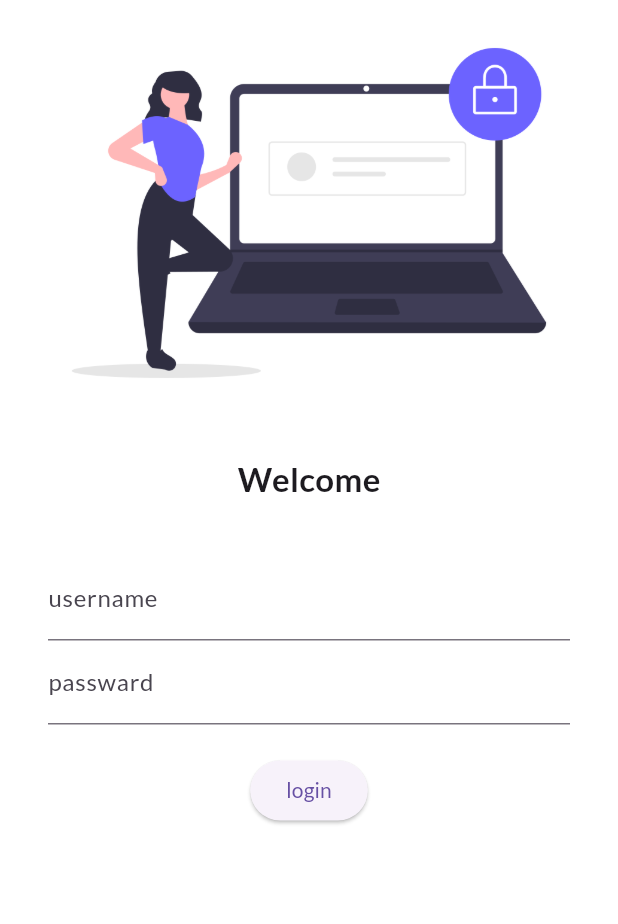
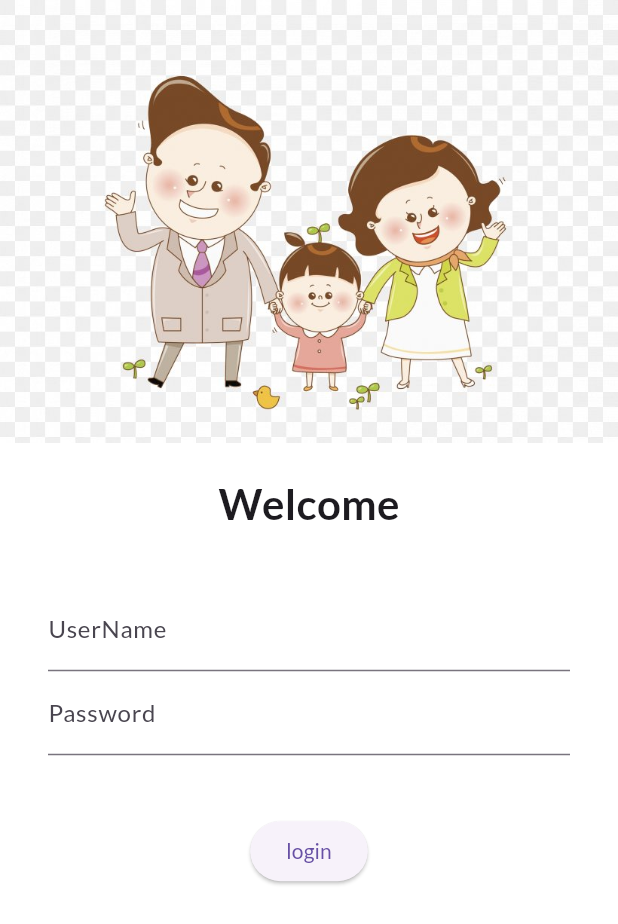
Before and after one commit to anjonmir/Easy_parents, a Flutter app: the screen it shows after launch, on a phone screen of 412 x 824 dp. Shown: the top 924 px of the screen. Run offline on Flutter 3.47's test engine with Material 3 defaults, Android fonts, the phone set to English and light mode, and no system bars; our stand-ins replace google_fonts.

Commit message:
week5 compleated

```diff
--- a/lib/main.dart
+++ b/lib/main.dart
@@ -2,6 +2,7 @@
 
 import 'package:easy_parents/pages/home_page.dart';
 import 'package:easy_parents/pages/login_page.dart';
+import 'package:easy_parents/utils/routes.dart';
 import 'package:flutter/material.dart';
 import 'package:google_fonts/google_fonts.dart';
 
@@ -26,8 +27,8 @@ class MyApp extends StatelessWidget {
       initialRoute: "/",
        routes: {
         "/": (context)=> LoginPage(),
-        "/home": (context)=> HomePage(),
-        "/login":(context)=> LoginPage(),
+        MyRouts.homeRoute: (context)=> HomePage(),
+       MyRouts.loginRoute:(context)=> LoginPage(),
 
       },
     );
--- a/lib/pages/login_page.dart
+++ b/lib/pages/login_page.dart
@@ -1,3 +1,4 @@
+import 'package:easy_parents/utils/routes.dart';
 import 'package:flutter/material.dart';
 
 class LoginPage extends StatelessWidget {
@@ -7,9 +8,10 @@ class LoginPage extends StatelessWidget {
   Widget build(BuildContext context) {
     return Material(
       color: Color.fromRGBO(255, 255, 255, 1),
+        child: SingleChildScrollView(
           child: Column(
             children: [
-            Image.asset("assets/images/login.png",
+              Image.asset("assets/images/p.jpg",
               fit: BoxFit.cover,
               ),
               SizedBox(
@@ -18,7 +20,7 @@ class LoginPage extends StatelessWidget {
               Text(
                 "Welcome",
                 style: TextStyle(
-                fontSize: 22,
+                  fontSize: 28,
                   fontWeight: FontWeight.bold,
                 ),
               ),
@@ -32,25 +34,26 @@ class LoginPage extends StatelessWidget {
                   children: [
                     TextFormField(
                   decoration: InputDecoration(
-                  hintText: "enter user name",
-                  labelText: "username"
+                    hintText: "Enter User Name",
+                    labelText: "UserName"
                   ),
                 ),
                 TextFormField(
                   obscureText: false,
                   decoration: InputDecoration(
-                  hintText: "enter passward",
-                  labelText: "passward"
+                    hintText: "Enter Passward",
+                    labelText: "Password"
                   ),
                 ),
                 SizedBox(
-              height: 20.0,
+                height: 40.0,
               ),
                   ElevatedButton(
                     child: Text("login"),
-                  style: TextButton.styleFrom(),
+
+                    style: TextButton.styleFrom(maximumSize: Size(150, 40)),
                     onPressed: () {
-                    print("you forget to sigin");
+                    Navigator.pushNamed(context, MyRouts.homeRoute);
                     } ,
                   )
                   ],
@@ -58,6 +61,7 @@ class LoginPage extends StatelessWidget {
               )
             ],
           ),
+        ),
     );
   }
 }
--- /dev/null
+++ b/lib/utils/routes.dart
@@ -0,0 +1,5 @@
+class MyRouts{
+
+  static String loginRoute = "/login";
+  static String homeRoute = "/home";
+}
```
Also changed, not shown: assets/images/p.jpg (added). Lines whose indentation alone changed are shown as unchanged.
